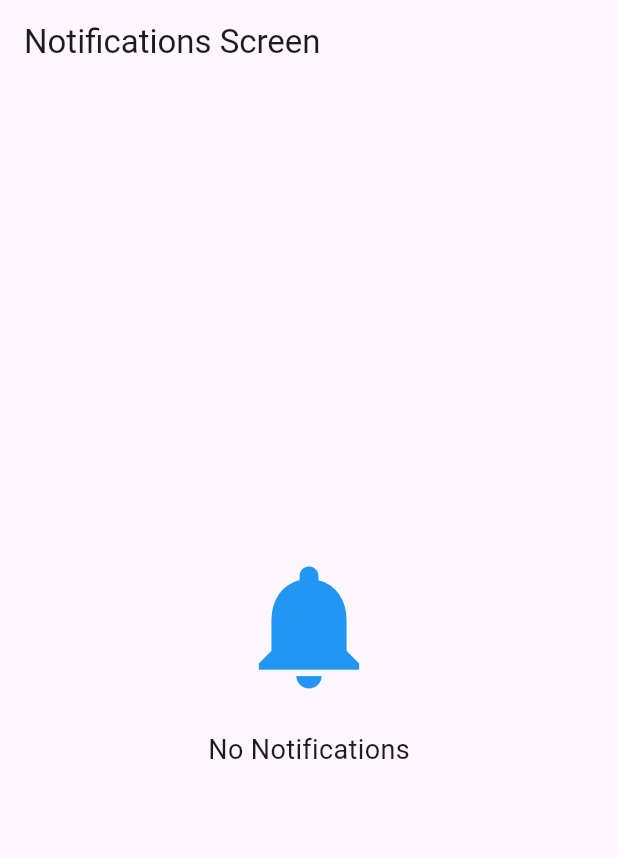
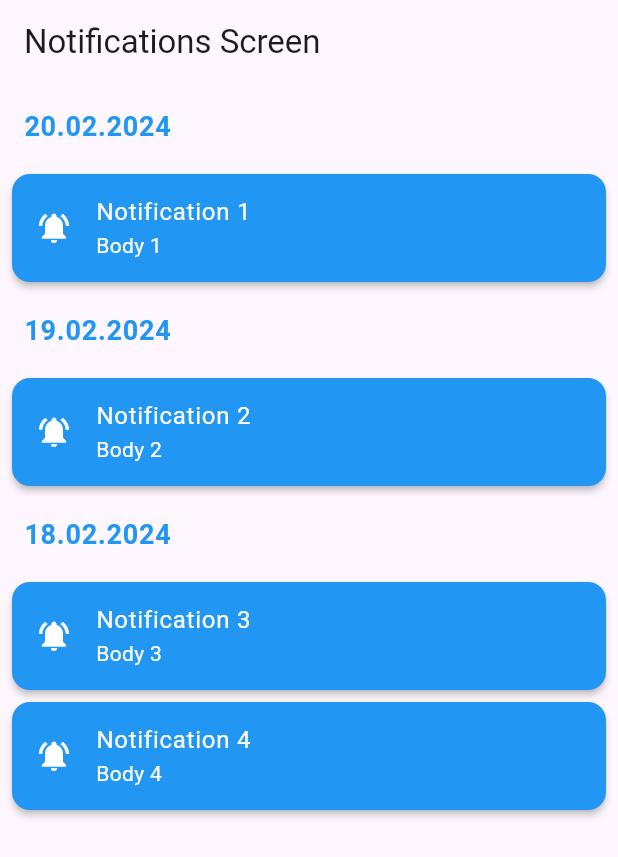
Before and after one commit to BojanaMarojevikj/Classly, a Flutter app: the NotificationsScreen screen opened directly, on a phone screen of 412 x 824 dp. Shown: the top 857 px of the screen. Run offline on Flutter 3.47's test engine with Material 3 defaults, Android fonts, the phone set to English and light mode, and no system bars; our stand-ins replace cloud_firestore, firebase_auth, firebase_core, flutter_local_notifications, image_picker, syncfusion_flutter_calendar and 1 more; accounts and stored records are empty.

Commit message:
modified notifications screen

```diff
--- /dev/null
+++ b/lib/model/AppNotification.dart
@@ -0,0 +1,47 @@
+import 'package:uuid/uuid.dart';
+
+class AppNotification {
+  final String id;
+  final String title;
+  final String body;
+  final DateTime dateTime;
+
+  AppNotification({
+    required this.id,
+    required this.title,
+    required this.body,
+    required this.dateTime,
+  });
+
+  factory AppNotification.fromJson(Map<String, dynamic> json) {
+    return AppNotification(
+      id: json['id'] ?? _generateId(),
+      title: json['title'],
+      body: json['body'],
+      dateTime: DateTime.parse(json['dateTime'] ?? ''),
+    );
+  }
+
+  factory AppNotification.fromMap(Map<String, dynamic> map) {
+    return AppNotification(
+      id: map['id'],
+      title: map['title'],
+      body: map['body'],
+      dateTime: DateTime.parse(map['dateTime'] ?? ''),
+    );
+  }
+
+  Map<String, dynamic> toJson() {
+    return {
+      'id': id,
+      'title': title,
+      'body': body,
+      'dateTime': dateTime.toIso8601String(),
+    };
+  }
+
+  static String _generateId() {
+    final uuid = Uuid();
+    return uuid.v4();
+  }
+}
--- a/lib/widgets/screens/notifications_screen.dart
+++ b/lib/widgets/screens/notifications_screen.dart
@@ -1,13 +1,73 @@
 import 'package:flutter/material.dart';
+import '../../model/AppNotification.dart';
+import '../../service/NotificationsService.dart';
 
-class NotificationsScreen extends StatelessWidget {
+class NotificationsScreen extends StatefulWidget {
+  const NotificationsScreen({Key? key}) : super(key: key);
+
+  @override
+  _NotificationsScreenState createState() => _NotificationsScreenState();
+}
+
+class _NotificationsScreenState extends State<NotificationsScreen> {
+  List<AppNotification> notifications = [];
+  final NotificationsService notificationsService = NotificationsService();
+
+  @override
+  void initState() {
+    super.initState();
+    _loadNotifications();
+  }
+
+  Future<void> _loadNotifications() async {
+    List<AppNotification> fetchedNotifications = await _fetchNotifications();
+
+    setState(() {
+      notifications = fetchedNotifications;
+    });
+  }
+
+  Future<List<AppNotification>> _fetchNotifications() async {
+    // fetch notifications from Firebase
+
+    List<AppNotification> dummyNotifications = [
+      AppNotification(
+        id: '1',
+        title: 'Notification 1',
+        body: 'Body 1',
+        dateTime: DateTime.now(),
+      ),
+      AppNotification(
+        id: '2',
+        title: 'Notification 2',
+        body: 'Body 2',
+        dateTime: DateTime.now().subtract(Duration(days: 1)),
+      ),
+      AppNotification(
+        id: '3',
+        title: 'Notification 3',
+        body: 'Body 3',
+        dateTime: DateTime.now().subtract(Duration(days: 2)),
+      ),
+      AppNotification(
+        id: '4',
+        title: 'Notification 4',
+        body: 'Body 4',
+        dateTime: DateTime.now().subtract(Duration(days: 2)),
+      ),
+    ];
+
+    return dummyNotifications;
+  }
+
   @override
   Widget build(BuildContext context) {
     return Scaffold(
       appBar: AppBar(
         title: Text('Notifications Screen'),
       ),
-      body: Center(
+      body: notifications.isEmpty
+          ? Center(
         child: Column(
           mainAxisAlignment: MainAxisAlignment.center,
           children: [
@@ -23,7 +83,71 @@ class NotificationsScreen extends StatelessWidget {
             ),
           ],
         ),
+      )
+          : ListView.builder(
+        itemCount: notifications.length,
+        itemBuilder: (context, index) {
+          var groupedNotifications = groupNotificationsByDate(notifications);
+          var dates = groupedNotifications.keys.toList()..sort((a, b) => b.compareTo(a));
+
+          if (index < dates.length) {
+            var date = dates[index];
+            var dateNotifications = groupedNotifications[date]!;
+
+            return Column(
+              children: [
+                ListTile(
+                  title: Text(
+                    formatDate(date),
+                    style: TextStyle(
+                      fontSize: 18,
+                      fontWeight: FontWeight.bold,
+                      color: Colors.blue,
+                    ),
+                  ),
+                ),
+                ...dateNotifications.map((notification) {
+                  return Card(
+                    elevation: 2.0,
+                    color: Colors.blue,
+                    margin: EdgeInsets.symmetric(horizontal: 8, vertical: 4),
+                    child: ListTile(
+                      leading: Icon(
+                        Icons.notifications_active,
+                        color: Colors.white,
+                      ),
+                      title: Text(notification.title, style: TextStyle(color: Colors.white)),
+                      subtitle: Text(notification.body, style: TextStyle(color: Colors.white)),
+                    ),
+                  );
+                }),
+              ],
+            );
+          } else {
+            return SizedBox.shrink();
+          }
+        },
       ),
     );
   }
+
+  String formatDate(DateTime dateTime) {
+    return '${dateTime.day.toString().padLeft(2, '0')}.${dateTime.month.toString().padLeft(2, '0')}.${dateTime.year}';
+  }
+
+  Map<DateTime, List<AppNotification>> groupNotificationsByDate(List<AppNotification> notifications) {
+    Map<DateTime, List<AppNotification>> groupedNotifications = {};
+
+    for (var notification in notifications) {
+      var date = DateTime(notification.dateTime.year, notification.dateTime.month, notification.dateTime.day);
+
+      if (groupedNotifications.containsKey(date)) {
+        groupedNotifications[date]!.add(notification);
+      } else {
+        groupedNotifications[date] = [notification];
+      }
+    }
+
+    return groupedNotifications;
+  }
 }
```
Also changed, not shown: lib/service/NotificationsService.dart (+38 -3 lines).
